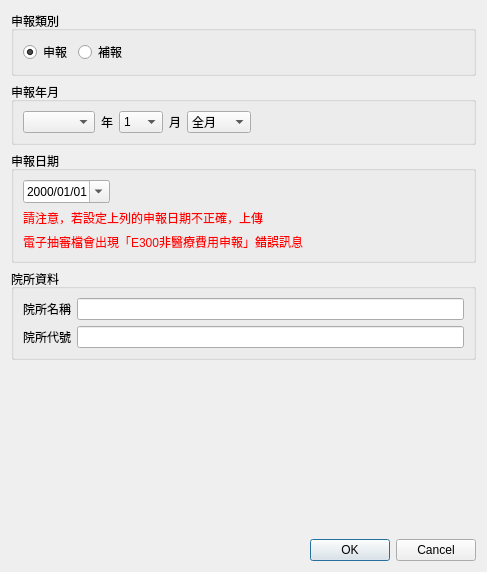
Before: the Qt Designer form ui/dialog_ins_judge.ui in picacat/pymedical, drawn with Qt 5.
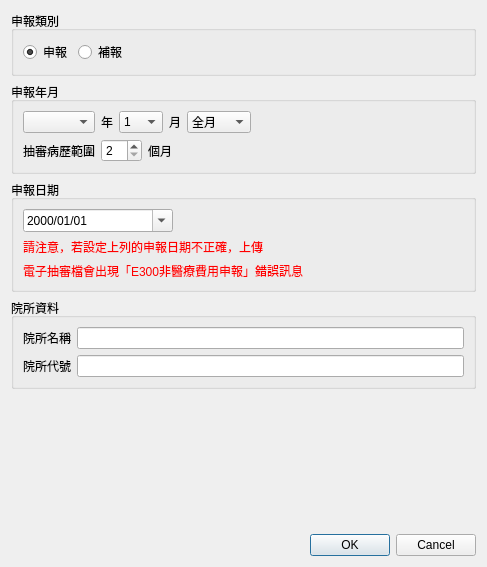
After: the same form once the commit is applied.

The edit to the form file:
```diff
--- a/ui/dialog_ins_judge.ui
+++ b/ui/dialog_ins_judge.ui
@@ -10,7 +10,7 @@
     <x>0</x>
     <y>0</y>
     <width>487</width>
-    <height>572</height>
+    <height>567</height>
    </rect>
   </property>
   <property name="sizePolicy">
@@ -73,8 +73,13 @@
      <property name="flat">
       <bool>true</bool>
      </property>
-     <layout class="QGridLayout" name="gridLayout">
-      <item row="1" column="1">
+     <layout class="QVBoxLayout" name="verticalLayout_2">
+      <item>
+       <layout class="QHBoxLayout" name="horizontalLayout_2">
+        <item>
+         <widget class="QComboBox" name="comboBox_year"/>
+        </item>
+        <item>
        <widget class="QLabel" name="label_2">
         <property name="text">
          <string>年</string>
@@ -84,17 +89,7 @@
         </property>
        </widget>
       </item>
-      <item row="1" column="0">
-       <widget class="QComboBox" name="comboBox_year"/>
-      </item>
-      <item row="1" column="3">
-       <widget class="QLabel" name="label_3">
-        <property name="text">
-         <string>月</string>
-        </property>
-       </widget>
-      </item>
-      <item row="1" column="2">
+        <item>
        <widget class="QComboBox" name="comboBox_month">
         <item>
          <property name="text">
@@ -158,20 +153,14 @@
         </item>
        </widget>
       </item>
-      <item row="1" column="5">
-       <spacer name="horizontalSpacer">
-        <property name="orientation">
-         <enum>Qt::Horizontal</enum>
-        </property>
-        <property name="sizeHint" stdset="0">
-         <size>
-          <width>40</width>
-          <height>20</height>
-         </size>
-        </property>
-       </spacer>
-      </item>
-      <item row="1" column="4">
+        <item>
+         <widget class="QLabel" name="label_3">
+          <property name="text">
+           <string>月</string>
+          </property>
+         </widget>
+        </item>
+        <item>
        <widget class="QComboBox" name="comboBox_period">
         <item>
          <property name="text">
@@ -190,6 +179,59 @@
         </item>
        </widget>
       </item>
+        <item>
+         <spacer name="horizontalSpacer">
+          <property name="orientation">
+           <enum>Qt::Horizontal</enum>
+          </property>
+          <property name="sizeHint" stdset="0">
+           <size>
+            <width>40</width>
+            <height>20</height>
+           </size>
+          </property>
+         </spacer>
+        </item>
+       </layout>
+      </item>
+      <item>
+       <layout class="QHBoxLayout" name="horizontalLayout">
+        <item>
+         <widget class="QLabel" name="label_7">
+          <property name="text">
+           <string>抽審病歷範圍</string>
+          </property>
+         </widget>
+        </item>
+        <item>
+         <widget class="QSpinBox" name="spinBox_months">
+          <property name="minimum">
+           <number>2</number>
+          </property>
+         </widget>
+        </item>
+        <item>
+         <widget class="QLabel" name="label_8">
+          <property name="text">
+           <string>個月</string>
+          </property>
+         </widget>
+        </item>
+        <item>
+         <spacer name="horizontalSpacer_4">
+          <property name="orientation">
+           <enum>Qt::Horizontal</enum>
+          </property>
+          <property name="sizeHint" stdset="0">
+           <size>
+            <width>40</width>
+            <height>20</height>
+           </size>
+          </property>
+         </spacer>
+        </item>
+       </layout>
+      </item>
      </layout>
     </widget>
    </item>
@@ -202,6 +244,26 @@
       <bool>true</bool>
      </property>
      <layout class="QGridLayout" name="gridLayout_4">
+      <item row="3" column="0" colspan="2">
+       <widget class="QLabel" name="label_6">
+        <property name="styleSheet">
+         <string notr="true">color: rgb(255, 0, 0);</string>
+        </property>
+        <property name="text">
+         <string>電子抽審檔會出現「E300非醫療費用申報」錯誤訊息</string>
+        </property>
+       </widget>
+      </item>
+      <item row="2" column="0" colspan="2">
+       <widget class="QLabel" name="label_5">
+        <property name="styleSheet">
+         <string notr="true">color: rgb(255, 0, 0);</string>
+        </property>
+        <property name="text">
+         <string>請注意，若設定上列的申報日期不正確，上傳</string>
+        </property>
+       </widget>
+      </item>
       <item row="0" column="1">
        <spacer name="horizontalSpacer_3">
         <property name="orientation">
@@ -217,6 +279,12 @@
       </item>
       <item row="0" column="0">
        <widget class="QDateEdit" name="dateEdit_apply">
+        <property name="minimumSize">
+         <size>
+          <width>150</width>
+          <height>0</height>
+         </size>
+        </property>
         <property name="displayFormat">
          <string>yyyy/MM/dd</string>
         </property>
@@ -225,26 +293,6 @@
         </property>
        </widget>
       </item>
-      <item row="2" column="0" colspan="2">
-       <widget class="QLabel" name="label_6">
-        <property name="styleSheet">
-         <string notr="true">color: rgb(255, 0, 0);</string>
-        </property>
-        <property name="text">
-         <string>電子抽審檔會出現「E300非醫療費用申報」錯誤訊息</string>
-        </property>
-       </widget>
-      </item>
-      <item row="1" column="0" colspan="2">
-       <widget class="QLabel" name="label_5">
-        <property name="styleSheet">
-         <string notr="true">color: rgb(255, 0, 0);</string>
-        </property>
-        <property name="text">
-         <string>請注意，若設定上列的申報日期不正確，上傳</string>
-        </property>
-       </widget>
-      </item>
      </layout>
     </widget>
    </item>
```
Lines whose indentation alone changed are shown as unchanged.
